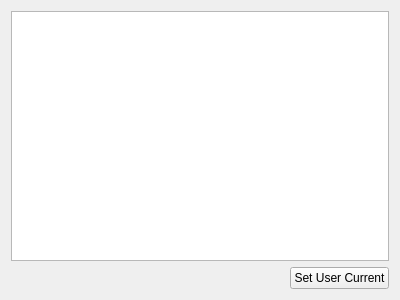
Above: ui/DevTools.ui from dmzdev/stance before the change. Below: the same form after it.
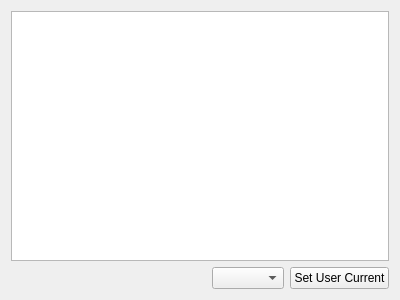
That is the form after the change.

```diff
--- a/ui/DevTools.ui
+++ b/ui/DevTools.ui
@@ -32,6 +32,9 @@
        </property>
       </spacer>
      </item>
+     <item>
+      <widget class="QComboBox" name="groupList"/>
+     </item>
      <item>
       <widget class="QPushButton" name="setUserButton">
        <property name="text">
```
